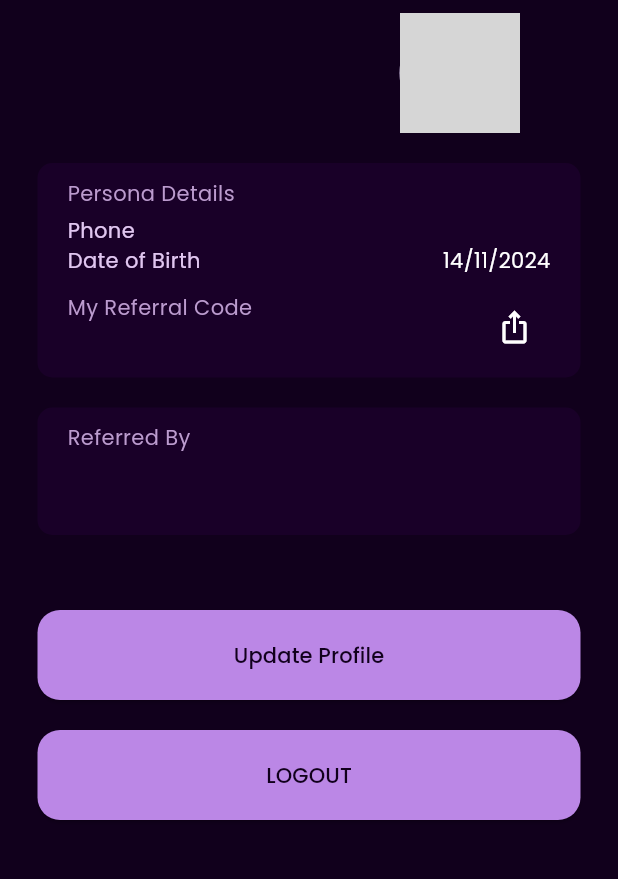
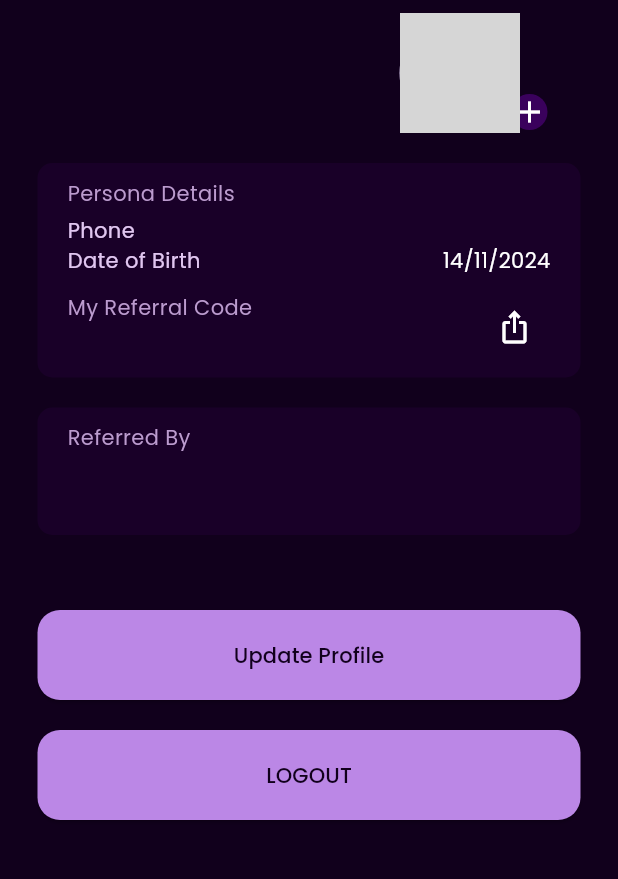
Before and after one commit to haadiyaa/mainford, a Flutter app: the ProfilePage screen opened directly, on a phone screen of 412 x 824 dp, the part 71-950 px from its top. Run offline on Flutter 3.47's test engine with Material 3 defaults, Android fonts, the light colour scheme and no system bars; our stand-ins replace another_flutter_splash_screen, card_swiper, connectivity_plus, image_picker, internet_connection_checker, quickalert and 5 more; missing offline and left inert: screen_protector; accounts and stored records are empty; network calls fail; grey boxes are pictures that could not be loaded.

Commit message:
profile photo updation ui

```diff
--- a/lib/view/view/dashboard/view/dashboard.dart
+++ b/lib/view/view/dashboard/view/dashboard.dart
@@ -2,7 +2,6 @@ import 'package:flutter/material.dart';
 import 'package:main_ford/controller/functionsprovider.dart';
 import 'package:main_ford/resources/appcolors.dart';
 import 'package:main_ford/resources/constants.dart';
-import 'package:main_ford/resources/mytextstyles.dart';
 import 'package:main_ford/view/view/dashboard/widgets/customcontainer.dart';
 import 'package:provider/provider.dart';
 
--- a/lib/view/view/profile/view/profilepage.dart
+++ b/lib/view/view/profile/view/profilepage.dart
@@ -1,4 +1,7 @@
+import 'dart:io';
+
 import 'package:flutter/material.dart';
+import 'package:image_picker/image_picker.dart';
 import 'package:intl/intl.dart';
 import 'package:main_ford/controller/authprovider.dart';
 import 'package:main_ford/controller/functionsprovider.dart';
@@ -13,8 +16,25 @@ import 'package:provider/provider.dart';
 import 'package:quickalert/models/quickalert_type.dart';
 import 'package:quickalert/widgets/quickalert_dialog.dart';
 
-class ProfilePage extends StatelessWidget {
+class ProfilePage extends StatefulWidget {
   const ProfilePage({super.key});
+
+  @override
+  State<ProfilePage> createState() => _ProfilePageState();
+}
+
+class _ProfilePageState extends State<ProfilePage> {
+  File? selectedImage;
+
+  Future<void> getImage() async {
+    final ImagePicker picker = ImagePicker();
+    final XFile? image = await picker.pickImage(source: ImageSource.gallery);
+    if (image != null) {
+      setState(() {
+        selectedImage = File(image.path);
+      });
+    }
+  }
 
   @override
   Widget build(BuildContext context) {
@@ -23,7 +43,6 @@ class ProfilePage extends StatelessWidget {
       appBar: AppBar(
         title: const Text('Profile'),
       ),
-      // drawer: const MyDrawer(),
       body: Consumer<FunctionsProvider>(
         builder: (context, value, child) {
           if (value.userModel != null) {
@@ -58,14 +77,43 @@ class ProfilePage extends StatelessWidget {
                           ),
                         ),
                         Expanded(
-                          child:
-                          Stack(
+                          child: Stack(
                             clipBehavior: Clip.none,
                             children: [
-                              CircleAvatar(
-                                radius: 40,
-                                backgroundImage:
-                                    NetworkImage(value.userModel!.photoUrl),
+                              selectedImage == null
+                                  ? CircleAvatar(
+                                      radius: 40,
+                                      backgroundImage: NetworkImage(
+                                          value.userModel!.photoUrl),
+                                    )
+                                  : Container(
+                                      height: 80,
+                                      width: 80,
+                                      decoration: BoxDecoration(
+                                        shape: BoxShape.circle,
+                                        // color: AppColors.goldenyellow,
+                                        image: DecorationImage(
+                                          image: FileImage(selectedImage!),
+                                          fit: BoxFit.cover,
+                                        ),
+                                      ),
+                                    ),
+                              Positioned(
+                                bottom: -10,
+                                right: 10,
+                                child: IconButton(
+                                  padding: EdgeInsets.zero,
+                                  constraints: const BoxConstraints(),
+                                  style: IconButton.styleFrom(
+                                    foregroundColor: AppColors.white,
+                                    backgroundColor:
+                                        AppColors.inputFieldBorderColor,
+                                  ),
+                                  onPressed: () async {
+                                    await getImage();
+                                  },
+                                  icon: const Icon(Icons.add),
+                                ),
                               ),
                             ],
                           ),
--- a/lib/view/view/refer/view/referpage.dart
+++ b/lib/view/view/refer/view/referpage.dart
@@ -3,7 +3,6 @@ import 'package:main_ford/controller/functionsprovider.dart';
 import 'package:main_ford/resources/appcolors.dart';
 import 'package:main_ford/resources/constants.dart';
 import 'package:main_ford/resources/mytextstyles.dart';
-import 'package:main_ford/view/view/home/widgets/mydrawer.dart';
 import 'package:provider/provider.dart';
 import 'package:shimmer/shimmer.dart';
 
```
